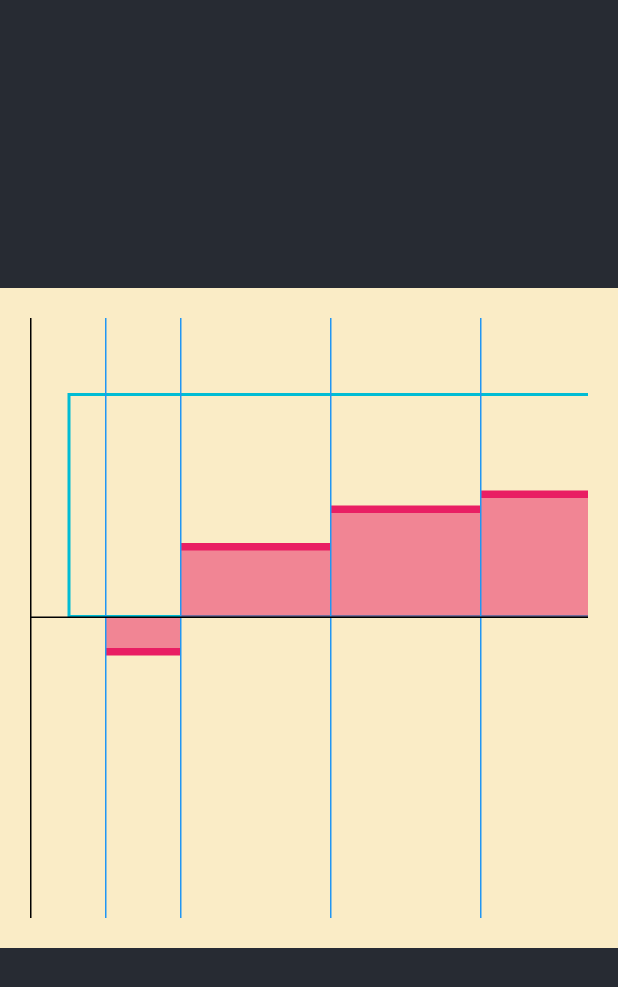
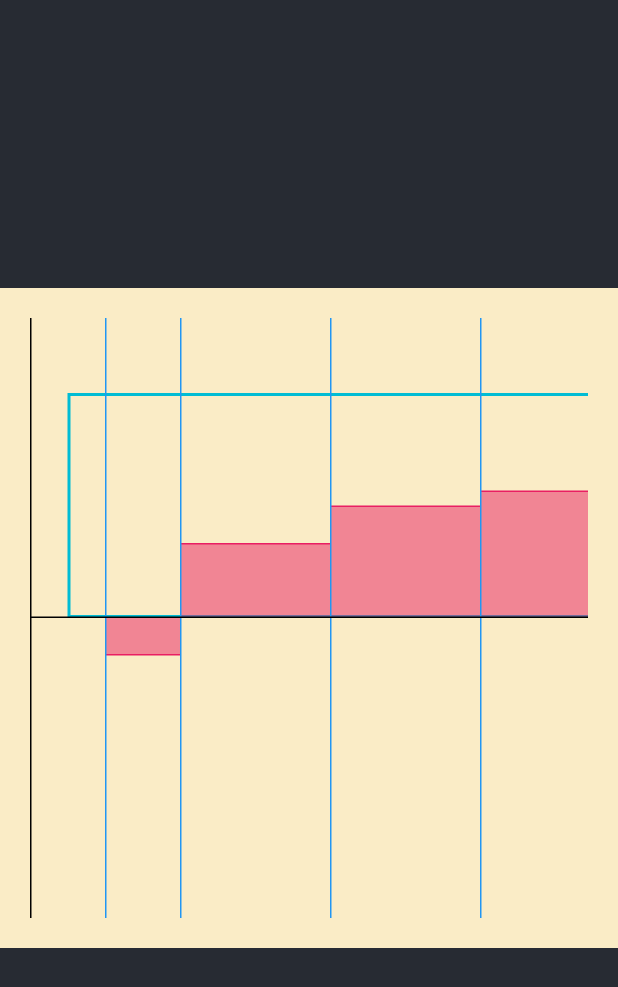
Before and after one commit to nyaneet/Ship-Geometry, a Flutter app: the screen it shows after launch, on a phone screen of 412 x 824 dp. Shown: the top 987 px of the screen. Run offline on Flutter 3.47's test engine with Material 3 defaults, Android fonts, the phone set to English and light mode, and no system bars.

Commit message:
fix bar width

```diff
--- a/lib/widgets/ship_geometry/bars.dart
+++ b/lib/widgets/ship_geometry/bars.dart
@@ -26,7 +26,7 @@ class Bar extends StatelessWidget {
             double value => value >= 0
                 ? BorderSide(
                     color: _color,
-                    width: 5,
+                    width: 1,
                   )
                 : BorderSide.none,
           },
@@ -35,7 +35,7 @@ class Bar extends StatelessWidget {
             double value => value < 0
                 ? BorderSide(
                     color: _color,
-                    width: 5,
+                    width: 1,
                   )
                 : BorderSide.none,
           },
```
